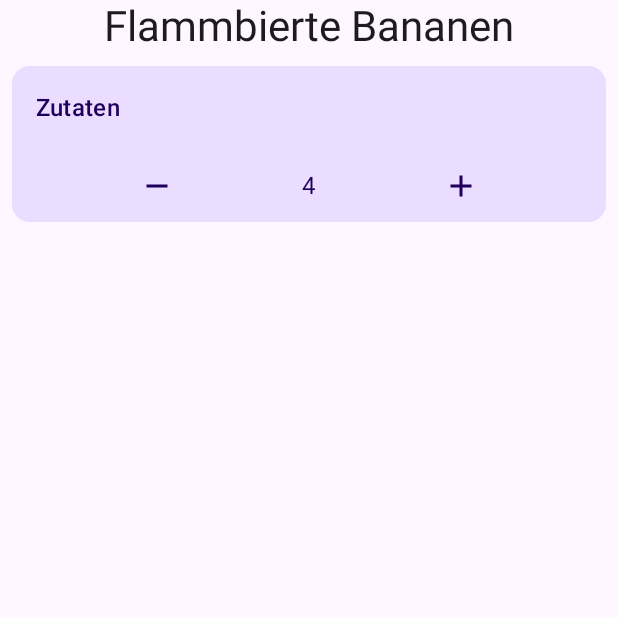
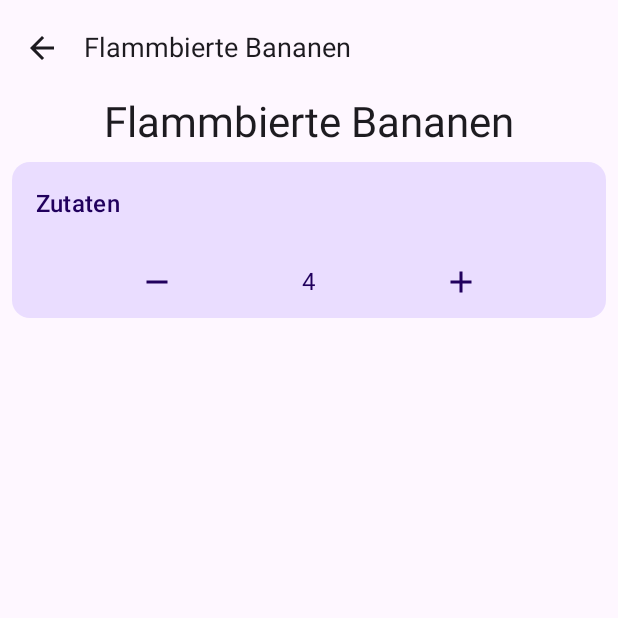
Before and after one commit to chris-prenissl/LasagneDinner, an Android app built with Jetpack Compose: the screen it shows after launch (MainActivity), after a tap on "Flammbierte Bananen", on a phone screen of 412 x 824 dp, the top half of it. Run offline under Robolectric (Android 15) with nearby library versions, the light colour scheme and no system bars.

Commit message:
added TopActionBar for navigation back from Recipe

```diff
--- a/app/src/main/java/com/dinner/lasagnedinner/presentation/MainActivity.kt
+++ b/app/src/main/java/com/dinner/lasagnedinner/presentation/MainActivity.kt
@@ -56,6 +56,7 @@ class MainActivity : AppCompatActivity() {
                             peopleCount = peopleCountState.value,
                             onAddIngredient = viewModel::addPerson,
                             onRemoveIngredient = viewModel::removePerson,
+                            onBackButtonPress = { navController.navigateUp() },
                         )
                     }
                 }
--- a/app/src/main/java/com/dinner/lasagnedinner/presentation/component/Dishes.kt
+++ b/app/src/main/java/com/dinner/lasagnedinner/presentation/component/Dishes.kt
@@ -5,9 +5,12 @@ import androidx.compose.foundation.layout.fillMaxSize
 import androidx.compose.foundation.layout.safeContent
 import androidx.compose.foundation.lazy.LazyColumn
 import androidx.compose.foundation.lazy.items
+import androidx.compose.material3.ExperimentalMaterial3Api
 import androidx.compose.material3.MaterialTheme
 import androidx.compose.material3.Scaffold
 import androidx.compose.material3.Surface
+import androidx.compose.material3.Text
+import androidx.compose.material3.TopAppBar
 import androidx.compose.runtime.Composable
 import androidx.compose.ui.Alignment
 import androidx.compose.ui.Modifier
@@ -17,13 +20,22 @@ import com.dinner.lasagnedinner.domain.model.Dish
 import com.dinner.lasagnedinner.domain.model.Ingredient
 import com.dinner.lasagnedinner.domain.model.IngredientType
 import com.dinner.lasagnedinner.presentation.style.LasagneDinnerTheme
+import com.dinner.lasagnedinner.util.AppConstants
 
+@OptIn(ExperimentalMaterial3Api::class)
 @Composable
 fun Dishes(
     dishes: List<Dish>,
     onDishClicked: (Dish) -> Unit = {},
 ) {
     Scaffold(
+        topBar = {
+            TopAppBar(
+                title = {
+                    Text(AppConstants.Meta.APP_NAME)
+                },
+            )
+        },
         contentWindowInsets = WindowInsets.safeContent,
     ) { padding ->
         Surface(
--- a/app/src/main/java/com/dinner/lasagnedinner/presentation/component/Recipe.kt
+++ b/app/src/main/java/com/dinner/lasagnedinner/presentation/component/Recipe.kt
@@ -1,31 +1,59 @@
 package com.dinner.lasagnedinner.presentation.component
 
+import androidx.compose.foundation.layout.Spacer
 import androidx.compose.foundation.layout.fillMaxSize
+import androidx.compose.foundation.layout.size
 import androidx.compose.foundation.lazy.LazyColumn
 import androidx.compose.foundation.lazy.items
+import androidx.compose.material.icons.Icons
+import androidx.compose.material.icons.filled.ArrowBack
+import androidx.compose.material3.ExperimentalMaterial3Api
+import androidx.compose.material3.Icon
+import androidx.compose.material3.IconButton
 import androidx.compose.material3.MaterialTheme
 import androidx.compose.material3.Scaffold
 import androidx.compose.material3.Surface
 import androidx.compose.material3.Text
+import androidx.compose.material3.TopAppBar
 import androidx.compose.runtime.Composable
 import androidx.compose.ui.Alignment
 import androidx.compose.ui.Modifier
 import androidx.compose.ui.tooling.preview.Preview
+import androidx.compose.ui.unit.dp
 import com.dinner.lasagnedinner.R
 import com.dinner.lasagnedinner.domain.model.Dish
 import com.dinner.lasagnedinner.domain.model.DishStep
 import com.dinner.lasagnedinner.domain.model.Ingredient
 import com.dinner.lasagnedinner.domain.model.IngredientType
 import com.dinner.lasagnedinner.presentation.style.LasagneDinnerTheme
+import com.dinner.lasagnedinner.util.AppConstants
 
+@OptIn(ExperimentalMaterial3Api::class)
 @Composable
 fun Recipe(
     dish: Dish?,
     peopleCount: Int = 4,
     onAddIngredient: () -> Unit = {},
     onRemoveIngredient: () -> Unit = {},
+    onBackButtonPress: () -> Unit = {},
 ) {
-    Scaffold { padding ->
+    Scaffold(
+        topBar = {
+            TopAppBar(
+                navigationIcon = {
+                    IconButton(onClick = onBackButtonPress) {
+                        Icon(
+                            imageVector = Icons.Default.ArrowBack,
+                            contentDescription = "Back",
+                        )
+                    }
+                },
+                title = {
+                    Text(dish?.title ?: "")
+                },
+            )
+        },
+    ) { padding ->
         Surface(
             color = MaterialTheme.colorScheme.background,
         ) {
@@ -53,6 +81,15 @@ fun Recipe(
 
                     items(dish.steps) {
                         StepItem(dishStep = it)
+                    }
+
+                    item {
+                        Spacer(
+                            modifier = Modifier.size(
+                                width = 0.dp,
+                                height = AppConstants.Size.listBottomSpace,
+                            ),
+                        )
                     }
                 }
             }
--- a/app/src/main/java/com/dinner/lasagnedinner/util/AppConstants.kt
+++ b/app/src/main/java/com/dinner/lasagnedinner/util/AppConstants.kt
@@ -3,9 +3,13 @@ package com.dinner.lasagnedinner.util
 import androidx.compose.ui.unit.dp
 
 sealed class AppConstants {
+    object Meta {
+        const val APP_NAME = "Lasagne Dinner"
+    }
     object Size {
         val paddingDouble = 16.dp
         val paddingStandard = 8.dp
         val paddingHalf = 4.dp
+        val listBottomSpace = 60.dp
     }
 }
```
